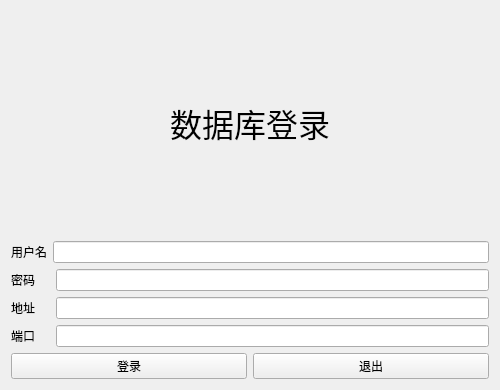
First picture: the form in src/Login.ui, repository lixiao189/grade-manager, before the edit.
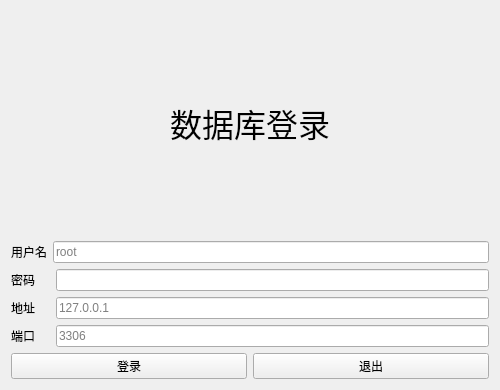
Second picture: the form after the edit.

Commit message: login database finished

```diff
--- a/src/Login.ui
+++ b/src/Login.ui
@@ -57,7 +57,11 @@
       </widget>
      </item>
      <item>
-      <widget class="QLineEdit" name="user_input"/>
+      <widget class="QLineEdit" name="user_input">
+       <property name="placeholderText">
+        <string>root</string>
+       </property>
+      </widget>
      </item>
     </layout>
    </item>
@@ -97,7 +101,10 @@
      <item>
       <widget class="QLineEdit" name="host_input">
        <property name="echoMode">
-        <enum>QLineEdit::Password</enum>
+        <enum>QLineEdit::Normal</enum>
+       </property>
+       <property name="placeholderText">
+        <string>127.0.0.1</string>
        </property>
       </widget>
      </item>
@@ -118,7 +125,10 @@
      <item>
       <widget class="QLineEdit" name="port_input">
        <property name="echoMode">
-        <enum>QLineEdit::Password</enum>
+        <enum>QLineEdit::Normal</enum>
+       </property>
+       <property name="placeholderText">
+        <string>3306</string>
        </property>
       </widget>
      </item>
```
The commit also changes 9 other files.
